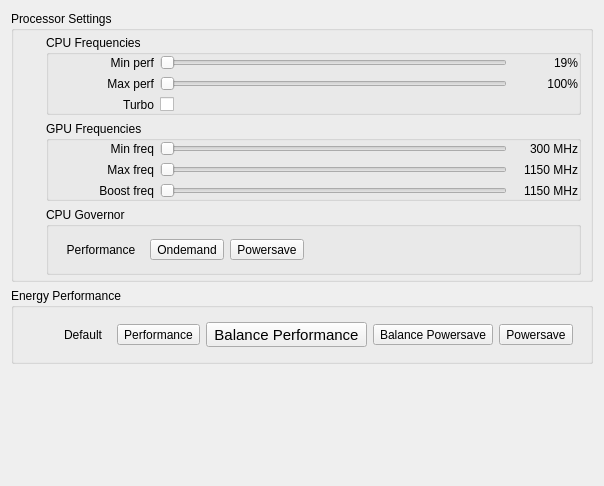
Qt form PstateMainWidget.ui (SeptemberHX/dde-pstate) before a commit.
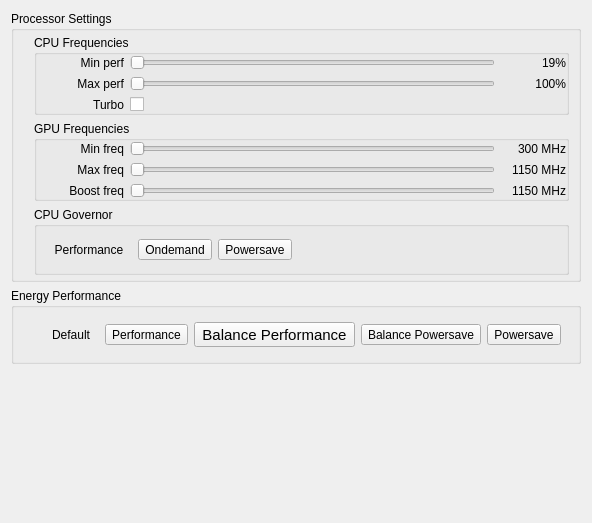
The same form after that commit. Icons and pictures are not drawn.

Patch:
```diff
--- a/PstateMainWidget.ui
+++ b/PstateMainWidget.ui
@@ -6,8 +6,8 @@
    <rect>
     <x>0</x>
     <y>0</y>
-    <width>394</width>
-    <height>486</height>
+    <width>416</width>
+    <height>523</height>
    </rect>
   </property>
   <property name="sizePolicy">
@@ -58,7 +58,7 @@
      </property>
      <layout class="QVBoxLayout" name="verticalLayout_2">
       <property name="leftMargin">
-       <number>32</number>
+       <number>20</number>
       </property>
       <property name="topMargin">
        <number>4</number>
@@ -76,7 +76,7 @@
         </property>
         <layout class="QVBoxLayout" name="verticalLayout_3">
          <property name="leftMargin">
-          <number>30</number>
+          <number>12</number>
          </property>
          <property name="topMargin">
           <number>0</number>
@@ -297,7 +297,7 @@
         </property>
         <layout class="QVBoxLayout" name="verticalLayout_5">
          <property name="leftMargin">
-          <number>30</number>
+          <number>12</number>
          </property>
          <property name="topMargin">
           <number>0</number>
@@ -664,7 +664,7 @@
      </property>
      <layout class="QVBoxLayout" name="verticalLayout_4">
       <property name="leftMargin">
-       <number>32</number>
+       <number>20</number>
       </property>
       <property name="topMargin">
        <number>4</number>
```
Left out of the diff: 15 changed lines with no effect on the pictures.
